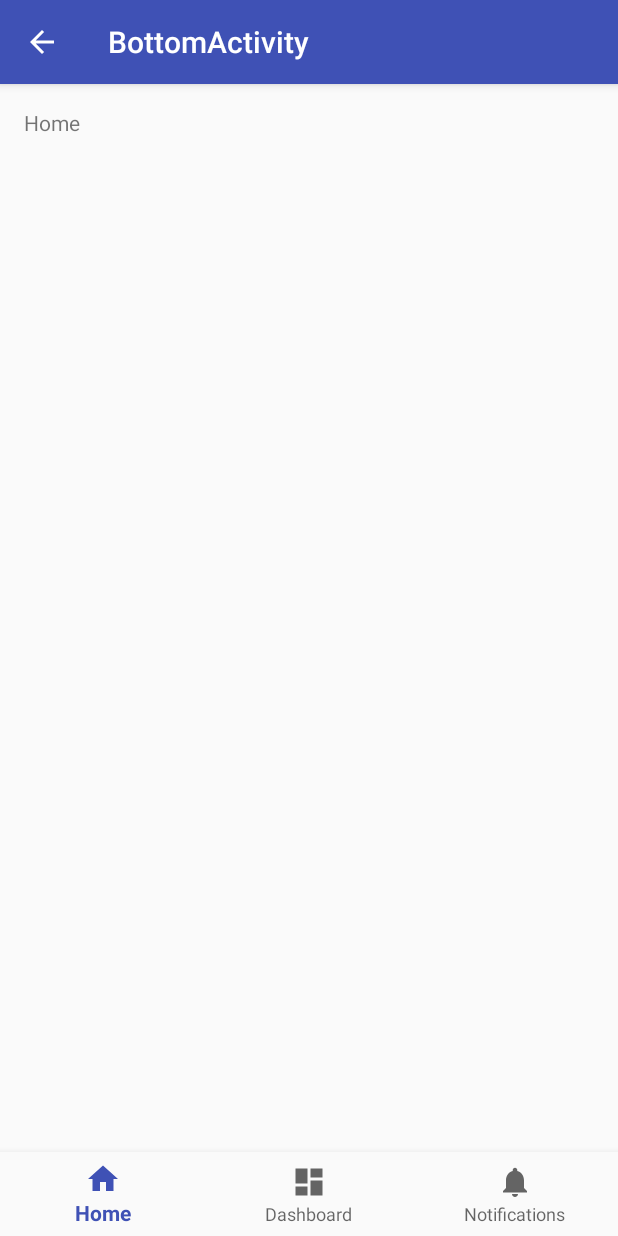
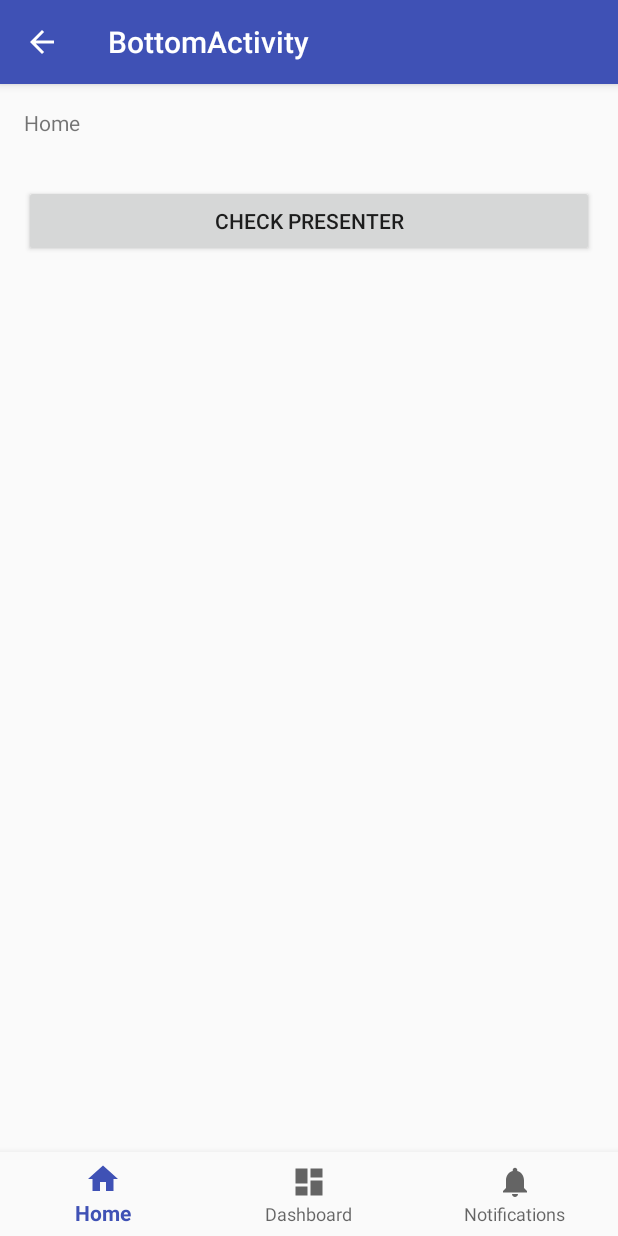
Before and after one commit to softartdev/Dagger2AndroidInjector, an Android app: the fragment HomeFragment placed in its activity, on a phone screen of 412 x 824 dp. Run offline under Robolectric (Android 15) with nearby library versions, the phone set to English and light mode, and no system bars; our stand-ins replace Dagger/Hilt's generated code.

Commit message:
inject HomePresenter

```diff
--- a/app/src/main/java/com/softartdev/android/dagger2simple/ui/bottom/fragments/dashboard/DashboardFragment.java
+++ b/app/src/main/java/com/softartdev/android/dagger2simple/ui/bottom/fragments/dashboard/DashboardFragment.java
@@ -1,6 +1,5 @@
 package com.softartdev.android.dagger2simple.ui.bottom.fragments.dashboard;
 
-import android.annotation.SuppressLint;
 import android.content.Context;
 import android.os.Bundle;
 import android.support.annotation.Nullable;
@@ -38,7 +37,6 @@ public class DashboardFragment extends Fragment implements DashboardView, View.O
         return view;
     }
 
-    @SuppressLint("SetTextI18n")
     @Override
     public void onCheck(String checked) {
         dashboardTextView.setText(checked);
--- a/app/src/main/java/com/softartdev/android/dagger2simple/ui/bottom/fragments/home/HomeFragment.java
+++ b/app/src/main/java/com/softartdev/android/dagger2simple/ui/bottom/fragments/home/HomeFragment.java
@@ -1,18 +1,53 @@
 package com.softartdev.android.dagger2simple.ui.bottom.fragments.home;
 
+import android.content.Context;
 import android.os.Bundle;
 import android.support.annotation.Nullable;
 import android.support.v4.app.Fragment;
 import android.view.LayoutInflater;
 import android.view.View;
 import android.view.ViewGroup;
+import android.widget.Button;
+import android.widget.TextView;
 
 import com.softartdev.android.dagger2simple.R;
 
-public class HomeFragment extends Fragment {
+import javax.inject.Inject;
+
+import dagger.android.support.AndroidSupportInjection;
+
+public class HomeFragment extends Fragment implements HomeView, View.OnClickListener {
+    TextView homeTextView;
+
+    @Inject HomePresenter mPresenter;
+
+    @Override
+    public void onAttach(Context context) {
+        AndroidSupportInjection.inject(this);
+        super.onAttach(context);
+    }
+
     @Nullable
     @Override
     public View onCreateView(LayoutInflater inflater, @Nullable ViewGroup container, @Nullable Bundle savedInstanceState) {
-        return inflater.inflate(R.layout.fragment_home, container, false);
+        View view = inflater.inflate(R.layout.fragment_home, container, false);
+        homeTextView = (TextView) view.findViewById(R.id.home_text_view);
+        Button homeButton = (Button) view.findViewById(R.id.home_button);
+        homeButton.setOnClickListener(this);
+        return view;
+    }
+
+    @Override
+    public void onCheck(String checked) {
+        homeTextView.setText(checked);
+    }
+
+    @Override
+    public void onClick(View v) {
+        switch (v.getId()) {
+            case R.id.home_button:
+                mPresenter.check();
+                break;
+        }
     }
 }
--- /dev/null
+++ b/app/src/main/java/com/softartdev/android/dagger2simple/ui/bottom/fragments/home/HomePresenter.java
@@ -0,0 +1,24 @@
+package com.softartdev.android.dagger2simple.ui.bottom.fragments.home;
+
+import android.content.Context;
+
+import com.softartdev.android.dagger2simple.R;
+
+import javax.inject.Inject;
+
+class HomePresenter {
+    private HomeView mView;
+
+    @Inject
+    Context context;
+
+    @Inject
+    public HomePresenter(HomeView view) {
+        mView = view;
+    }
+
+    void check() {
+        String checked = context.getString(R.string.check_context);
+        mView.onCheck(checked);
+    }
+}
--- /dev/null
+++ b/app/src/main/java/com/softartdev/android/dagger2simple/ui/bottom/fragments/home/HomeView.java
@@ -0,0 +1,5 @@
+package com.softartdev.android.dagger2simple.ui.bottom.fragments.home;
+
+public interface HomeView {
+    void onCheck(String checked);
+}
--- a/app/src/main/res/layout/fragment_home.xml
+++ b/app/src/main/res/layout/fragment_home.xml
@@ -14,4 +14,13 @@
         android:layout_marginTop="@dimen/activity_vertical_margin"
         android:text="@string/title_home"/>
 
+    <Button
+        android:id="@+id/home_button"
+        android:layout_width="match_parent"
+        android:layout_height="wrap_content"
+        android:layout_marginLeft="@dimen/activity_horizontal_margin"
+        android:layout_marginRight="@dimen/activity_horizontal_margin"
+        android:layout_marginTop="@dimen/activity_vertical_margin"
+        android:text="@string/check_presenter"/>
+
 </LinearLayout>
```
Also changed, not shown: app/src/main/java/com/softartdev/android/dagger2simple/di/components/HomeFragmentSubcomponent.java (added, +13 -0 lines), app/src/main/java/com/softartdev/android/dagger2simple/di/modules/FragmentModule.java (+12 -1 lines).
